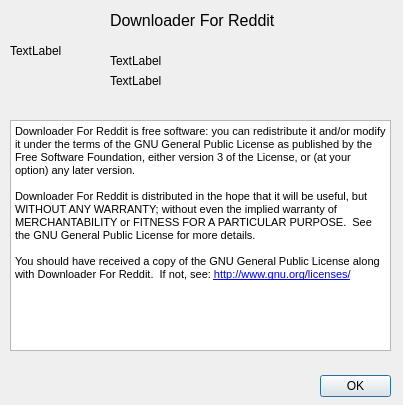
Old version of the form DownloaderForReddit/AboutDialog.ui in the repository MalloyDelacroix/DownloaderForReddit.
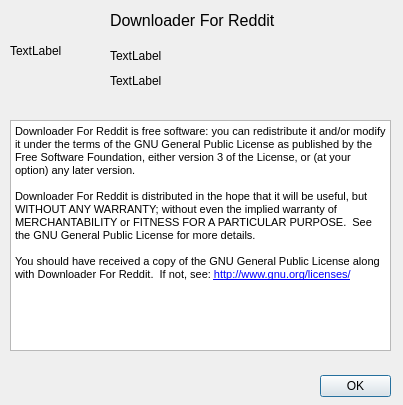
New version of the form. Icons and pictures are not drawn.

Commit message: Update Linux settings GUI model

Diff of the .ui file:
```diff
--- a/DownloaderForReddit/AboutDialog.ui
+++ b/DownloaderForReddit/AboutDialog.ui
@@ -83,9 +83,9 @@
    <property name="geometry">
     <rect>
      <x>110</x>
-     <y>40</y>
+     <y>30</y>
      <width>281</width>
-     <height>41</height>
+     <height>51</height>
     </rect>
    </property>
    <property name="text">
```
The commit also changes 2 other files.
